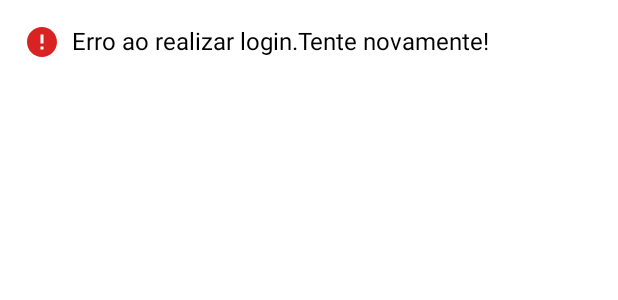
After one commit to Teuscl/trab-mobile, an Android app: the layout toast_login_fail.xml on its own in the app's theme, with its tools: preview values and no code run, on a phone screen of 412 x 824 dp. The commit adds this screen. Shown: the top 300 px of the screen. Run offline under Robolectric (Android 15) with nearby library versions, the phone set to English and light mode, and no system bars.

Commit message:
Toast personalizado

```diff
--- /dev/null
+++ b/app/src/main/res/drawable/check.xml
@@ -0,0 +1,5 @@
+<vector android:height="24dp" android:tint="#8FF3AF"
+    android:viewportHeight="24" android:viewportWidth="24"
+    android:width="24dp" xmlns:android="http://schemas.android.com/apk/res/android">
+    <path android:fillColor="@android:color/white" android:pathData="M9,16.17L4.83,12l-1.42,1.41L9,19 21,7l-1.41,-1.41z"/>
+</vector>
--- /dev/null
+++ b/app/src/main/res/drawable/error.xml
@@ -0,0 +1,5 @@
+<vector android:height="24dp" android:tint="#D92323"
+    android:viewportHeight="24" android:viewportWidth="24"
+    android:width="24dp" xmlns:android="http://schemas.android.com/apk/res/android">
+    <path android:fillColor="@android:color/white" android:pathData="M12,2C6.48,2 2,6.48 2,12s4.48,10 10,10 10,-4.48 10,-10S17.52,2 12,2zM13,17h-2v-2h2v2zM13,13h-2L11,7h2v6z"/>
+</vector>
--- /dev/null
+++ b/app/src/main/res/drawable/round_corners.xml
@@ -0,0 +1,6 @@
+<?xml version="1.0" encoding="utf-8"?>
+<shape xmlns:android="http://schemas.android.com/apk/res/android">
+    <corners android:radius="30dp"></corners>
+    <solid android:color="@color/white"></solid>
+
+</shape>
--- /dev/null
+++ b/app/src/main/res/layout/toast_login_fail.xml
@@ -0,0 +1,25 @@
+<!-- res/layout/custom_toast_layout.xml -->
+<LinearLayout
+    xmlns:android="http://schemas.android.com/apk/res/android"
+    android:layout_width="wrap_content"
+    android:layout_height="wrap_content"
+    android:orientation="horizontal"
+    android:padding="16dp"
+    android:background="@drawable/round_corners">
+
+    <ImageView
+        android:id="@+id/toast_icon_error"
+        android:layout_width="24dp"
+        android:layout_height="24dp"
+        android:src="@drawable/error"
+        android:layout_marginRight="8dp" />
+
+    <TextView
+        android:id="@+id/toast_text_error"
+        android:layout_width="wrap_content"
+        android:layout_height="wrap_content"
+        android:textColor="@color/black"
+        android:text="Erro ao realizar login.Tente novamente!"
+        android:textSize="16sp" />
+
+</LinearLayout>
```
Also changed, not shown: app/src/main/java/com/example/myapplication/MainActivity.java (+27 -2 lines), app/src/main/res/layout/custom_toast_login_sucessful.xml (added, +26 -0 lines).
